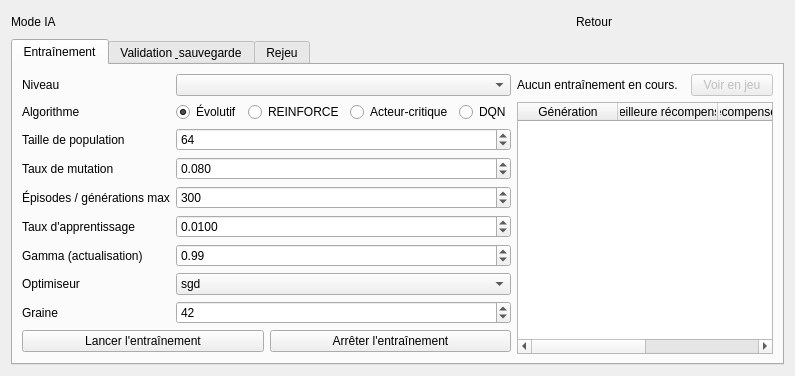
Before: the Qt Designer form Source/Elements/UI/AiModeScreen.ui in azertval/ProjectGaming, drawn with Qt 5.
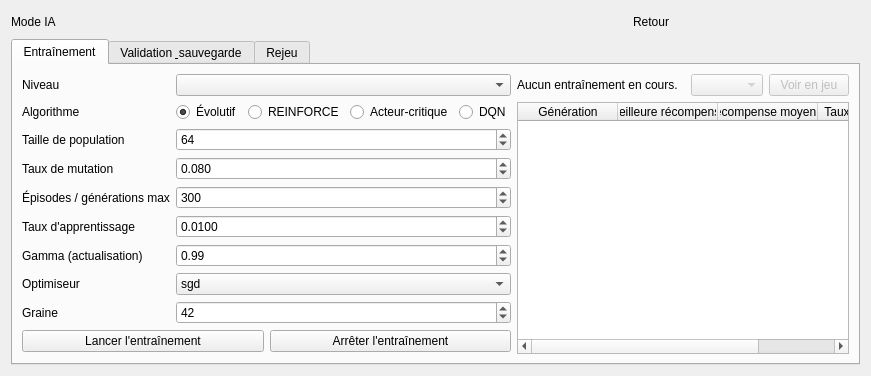
After: the same form once the commit is applied. Custom widgets are drawn as their Qt base class.

Commit message: feat(mode-ia): choisir la generation dont on rejoue l'apercu

The edit to the form file:
```diff
--- a/Source/Elements/UI/AiModeScreen.ui
+++ b/Source/Elements/UI/AiModeScreen.ui
@@ -133,6 +133,7 @@
              <property name="orientation"><enum>Qt::Horizontal</enum></property>
             </spacer>
            </item>
+           <item><widget class="QComboBox" name="generationCombo"><property name="enabled"><bool>false</bool></property></widget></item>
            <item><widget class="QPushButton" name="previewButton"><property name="text"><string>Voir en jeu</string></property><property name="enabled"><bool>false</bool></property></widget></item>
           </layout>
          </item>
```
The commit also changes 4 other files.
